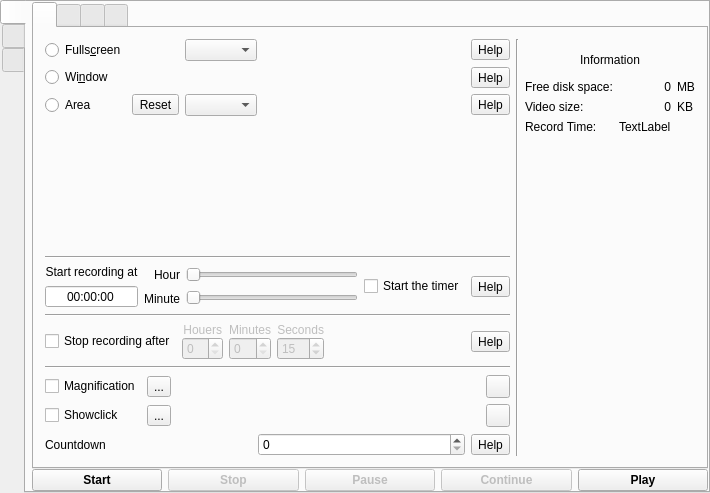
Before: the Qt Designer form src/mainwindow.ui in vkohaupt/vokoscreenNG, drawn with Qt 5.
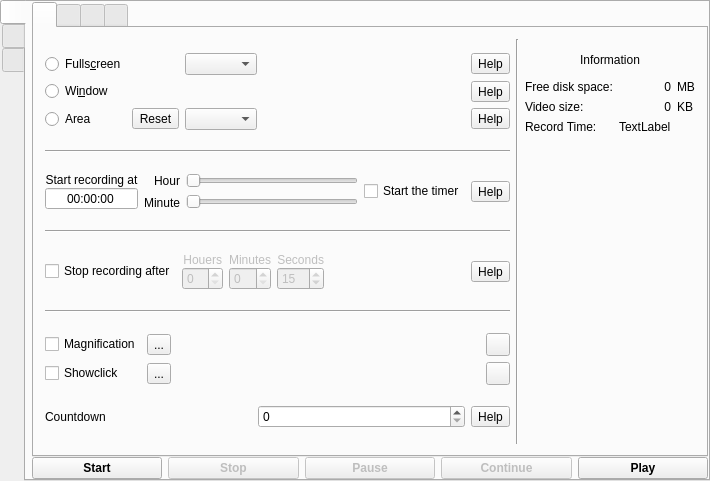
After: the same form once the commit is applied. Icons and pictures are not drawn.

Diff of the .ui file:
```diff
--- a/src/mainwindow.ui
+++ b/src/mainwindow.ui
@@ -7,7 +7,7 @@
     <x>0</x>
     <y>0</y>
     <width>710</width>
-    <height>493</height>
+    <height>481</height>
    </rect>
   </property>
   <property name="windowTitle">
@@ -199,19 +199,6 @@
                 </item>
                </layout>
               </item>
-              <item>
-               <spacer name="verticalSpacer_8">
-                <property name="orientation">
-                 <enum>Qt::Vertical</enum>
-                </property>
-                <property name="sizeHint" stdset="0">
-                 <size>
-                  <width>20</width>
-                  <height>40</height>
-                 </size>
-                </property>
-               </spacer>
-              </item>
               <item>
                <widget class="Line" name="line_11">
                 <property name="orientation">
@@ -250,6 +237,9 @@
                    </property>
                    <item>
                     <layout class="QVBoxLayout" name="verticalLayout_22">
+                     <property name="spacing">
+                      <number>0</number>
+                     </property>
                      <item>
                       <widget class="QLabel" name="label_19">
                        <property name="text">
```
Left out of the diff: 4 changed lines with no effect on the pictures.
